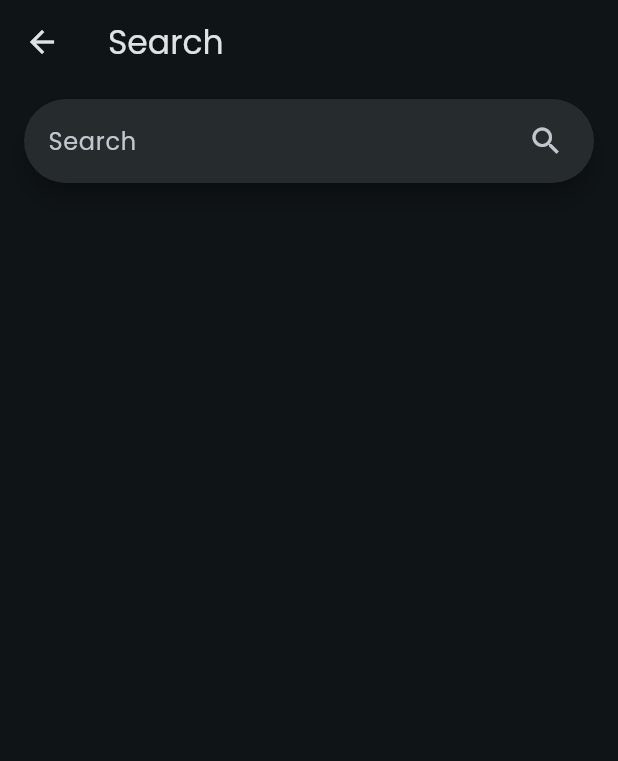
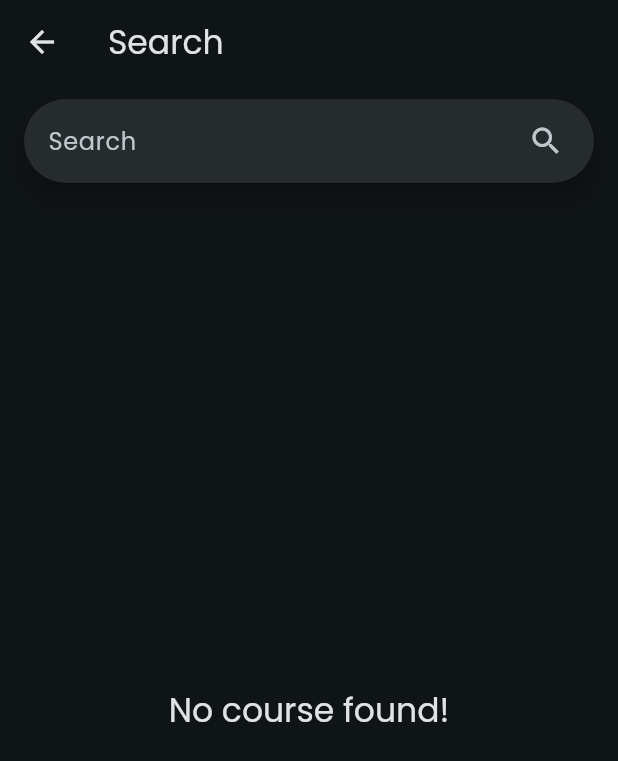
Before and after one commit to hinasahammed/Lms, a Flutter app: the SearchView screen opened by its route, on a phone screen of 412 x 824 dp. Shown: the top 761 px of the screen. Run offline on Flutter 3.47's test engine with Material 3 defaults, Android fonts, the phone set to English and light mode, and no system bars; our stand-ins replace another_flushbar, awesome_dialog, cached_network_image, firebase_auth, firebase_core, gap and 7 more; accounts and stored records are empty; network calls fail.

Commit message:
some null check

```diff
--- a/lib/res/components/searchViewComponents/search_view_course.dart
+++ b/lib/res/components/searchViewComponents/search_view_course.dart
@@ -14,13 +14,25 @@ class SearchViewCourses extends StatelessWidget {
     final theme = Theme.of(context);
     final searchViewModel = Get.put(SearchViewModel());
 
-    return Obx(
-      () => ListView.separated(
+    return Obx(() {
+      if (searchViewModel.filteredList.isEmpty ||
+          searchViewModel.filteredList == []) {
+        return Center(
+          child: Text(
+            'No course found!',
+            style: theme.textTheme.titleLarge!.copyWith(
+              color: theme.colorScheme.onBackground,
+            ),
+          ),
+        );
+      } else {
+        return ListView.separated(
             shrinkWrap: true,
             itemCount: searchViewModel.filteredList.length,
             separatorBuilder: (context, index) => const Gap(10),
             itemBuilder: (context, index) {
               var data = searchViewModel.filteredList[index];
+
               return InkWell(
                 onTap: () {
                   Get.to(CourseDetailsView(courseData: data));
@@ -66,8 +78,8 @@ class SearchViewCourses extends StatelessWidget {
                   ),
                 ),
               );
-        },
-      ),
-    );
+            });
+      }
+    });
   }
 }
--- a/lib/viewmodel/services/splash/splash_services.dart
+++ b/lib/viewmodel/services/splash/splash_services.dart
@@ -4,11 +4,10 @@ import 'package:get/get.dart';
 import 'package:lms/res/routes/routes_name.dart';
 import 'package:shared_preferences/shared_preferences.dart';
 
-class SplashServices{
-
+class SplashServices {
   void isLogedin() {
     Timer(
-      const Duration(seconds: 3),
+      const Duration(seconds: 2),
       () {
         checkLogedin();
       },
```
Also changed, not shown: lib/view/allCourses/all_courses_view.dart (+31 -11 lines). Lines whose indentation alone changed are shown as unchanged.
